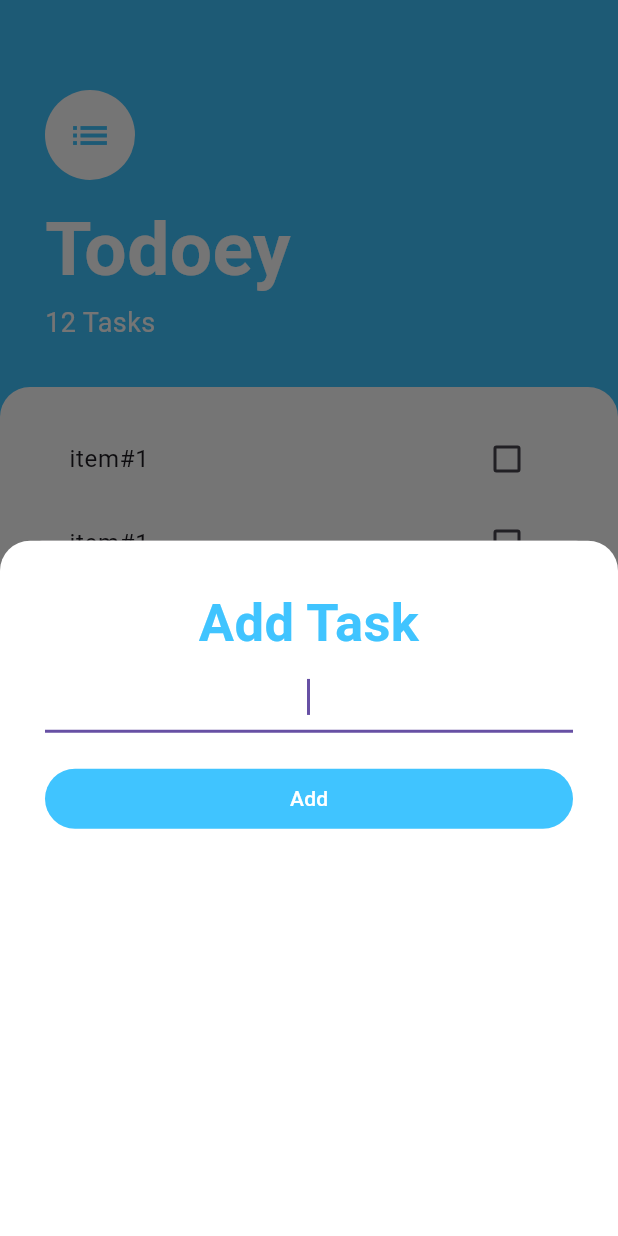
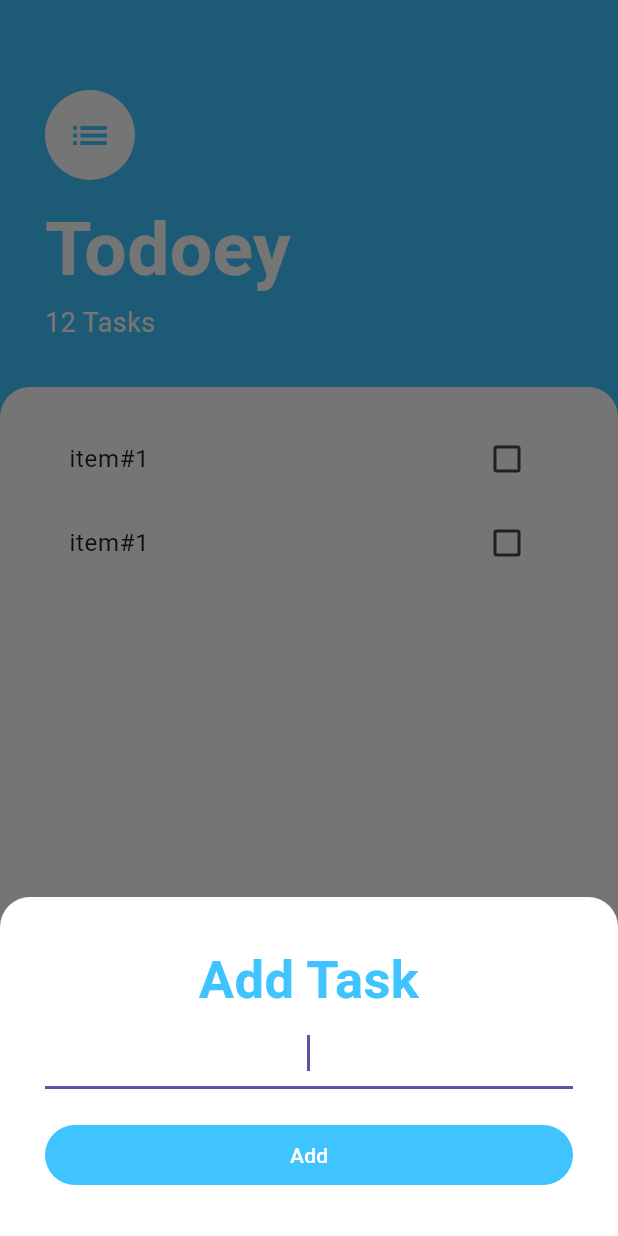
Before and after one commit to aggie2013/training-todey, a Flutter app: the screen it shows after launch, after a tap on the "add" icon, on a phone screen of 412 x 824 dp. Run offline on Flutter 3.47's test engine with Material 3 defaults, Android fonts, the phone set to English and light mode, and no system bars.

Commit message:
use SingleChildScrollView to ensure bottom sheet is above keyboard

```diff
--- a/lib/screens/task_screen.dart
+++ b/lib/screens/task_screen.dart
@@ -12,7 +12,17 @@ class TaskScreen extends StatelessWidget {
         child: Icon(Icons.add),
         onPressed: () {
           showModalBottomSheet(
-              context: context, builder: (context) => AddTaskScreen());
+            context: context,
+            // the following ensures bottom sheet is above keyboard
+            isScrollControlled: true, // this makes modal full height
+            builder: (context) => SingleChildScrollView(
+              child: Container(
+                padding: EdgeInsets.only(
+                    bottom: MediaQuery.of(context).viewInsets.bottom),
+                child: AddTaskScreen(),
+              ),
+            ),
+          );
         },
       ),
       body: Column(
```
